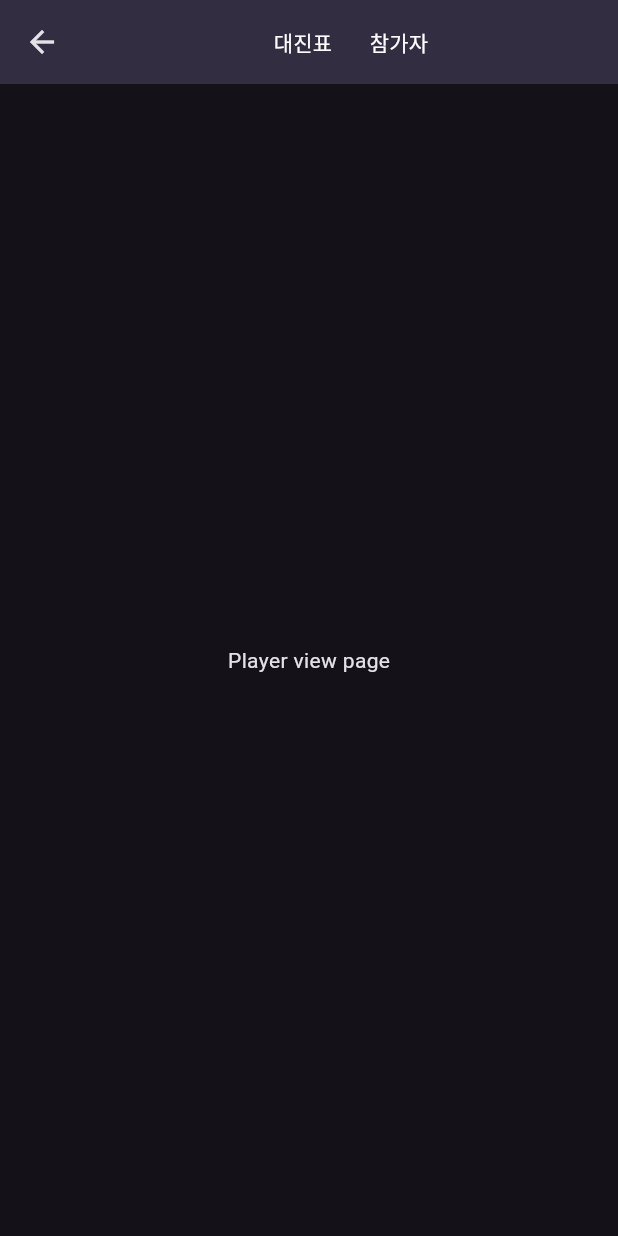
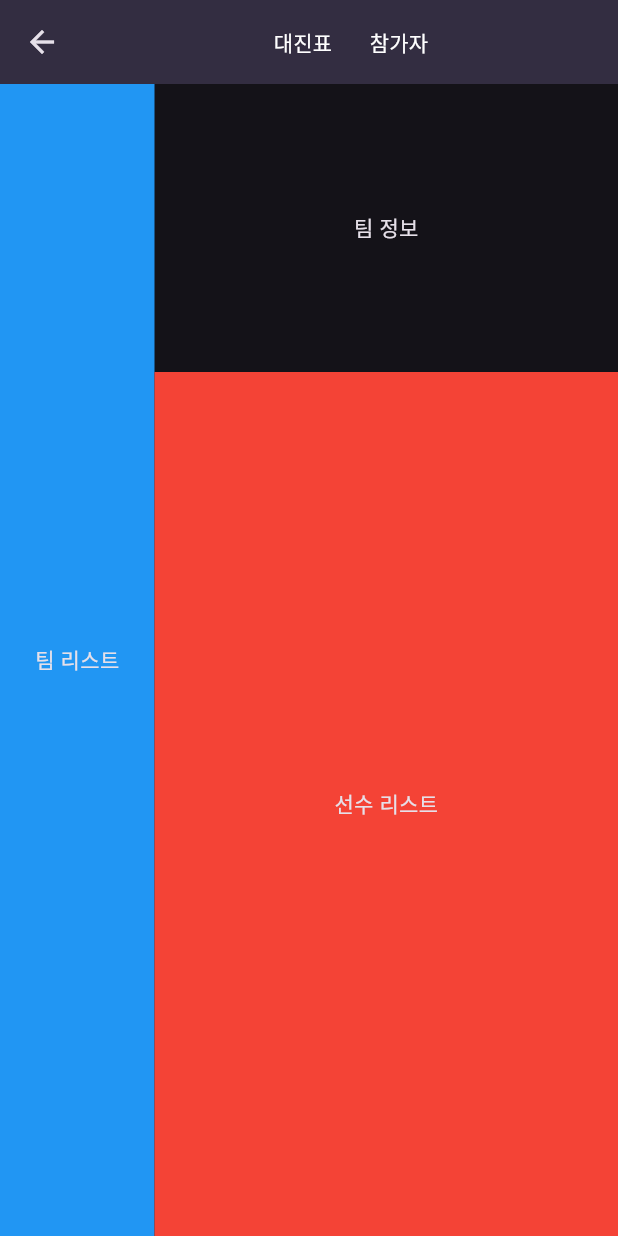
Before and after one commit to empty-castle/ddw_duel, a Flutter app: the ManagePage screen opened directly with empty values, after a tap on "참가자", on a phone screen of 412 x 824 dp. Run offline on Flutter 3.47's test engine with Material 3 defaults, Android fonts, the phone set to English and light mode, and no system bars; our stand-ins replace sqflite_common_ffi; missing offline and left inert: window_size; accounts and stored records are empty.

Commit message:
1. 대진표 뷰 구성 중 2. 참가자 뷰 구성 중

```diff
--- a/lib/manage/view/match_view.dart
+++ b/lib/manage/view/match_view.dart
@@ -10,6 +10,37 @@ class MatchView extends StatefulWidget {
 class _MatchViewState extends State<MatchView> {
   @override
   Widget build(BuildContext context) {
-    return Center(child: Text('Match view page'),);
+    return Row(
+      children: [
+        Expanded(
+            flex: 3,
+            child: Column(
+              children: [
+                Container(
+                  decoration: const BoxDecoration(color: Colors.green),
+                  child: const Center(
+                    child: Text("라운드 & 버튼"),
+                  ),
+                ),
+                Expanded(
+                  child: Container(
+                    decoration: const BoxDecoration(color: Colors.blue),
+                    child: const Center(
+                      child: Text("대진표"),
+                    ),
+                  ),
+                ),
+              ],
+            )),
+        Expanded(
+            flex: 1,
+            child: Container(
+              decoration: const BoxDecoration(color: Colors.red),
+              child: const Center(
+                child: Text("팀 순위"),
+              ),
+            ))
+      ],
+    );
   }
 }
--- a/lib/manage/view/player_view.dart
+++ b/lib/manage/view/player_view.dart
@@ -10,6 +10,43 @@ class PlayerView extends StatefulWidget {
 class _PlayerViewState extends State<PlayerView> {
   @override
   Widget build(BuildContext context) {
-    return Center(child: Text('Player view page'),);
+    return Row(
+      children: [
+        Expanded(
+          flex: 1,
+          child: Expanded(
+            child: Container(
+              decoration: const BoxDecoration(color: Colors.blue),
+              child: const Center(
+                child: Text("팀 리스트"),
+              ),
+            ),
+          ),
+        ),
+        Expanded(
+            flex: 3,
+            child: Column(
+              children: [
+                Expanded(
+                  flex: 1,
+                  child: Container(
+                    child: const Center(
+                      child: Text("팀 정보"),
+                    ),
+                  ),
+                ),
+                Expanded(
+                  flex: 3,
+                  child: Container(
+                    decoration: const BoxDecoration(color: Colors.red),
+                    child: const Center(
+                      child: Text("선수 리스트"),
+                    ),
+                  ),
+                ),
+              ],
+            ))
+      ],
+    );
   }
 }
```
